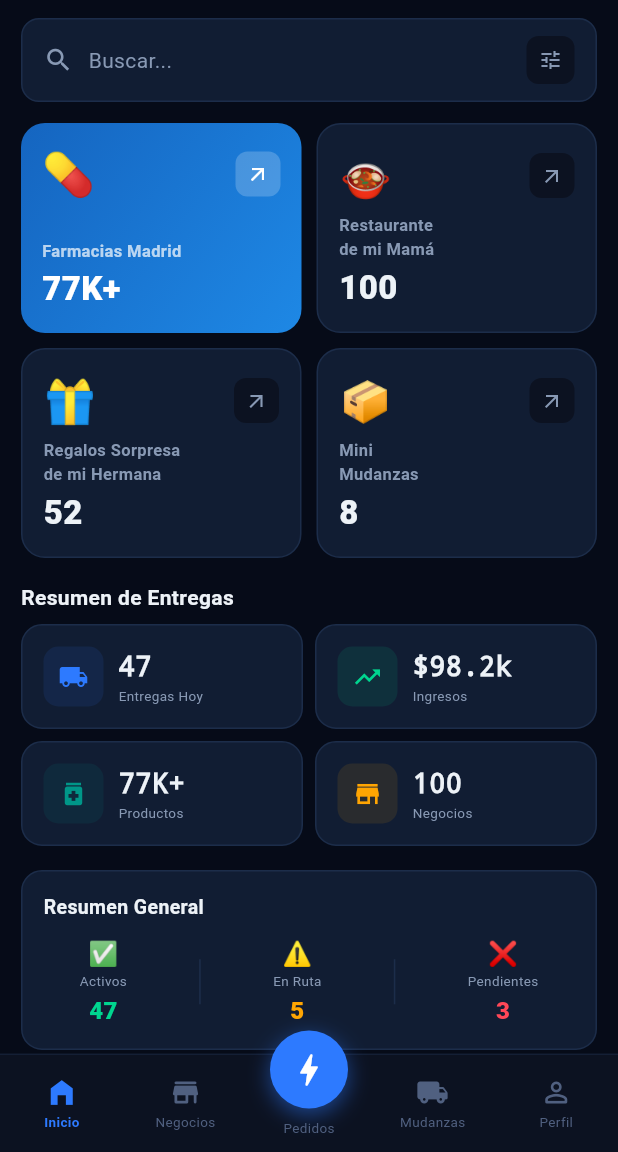
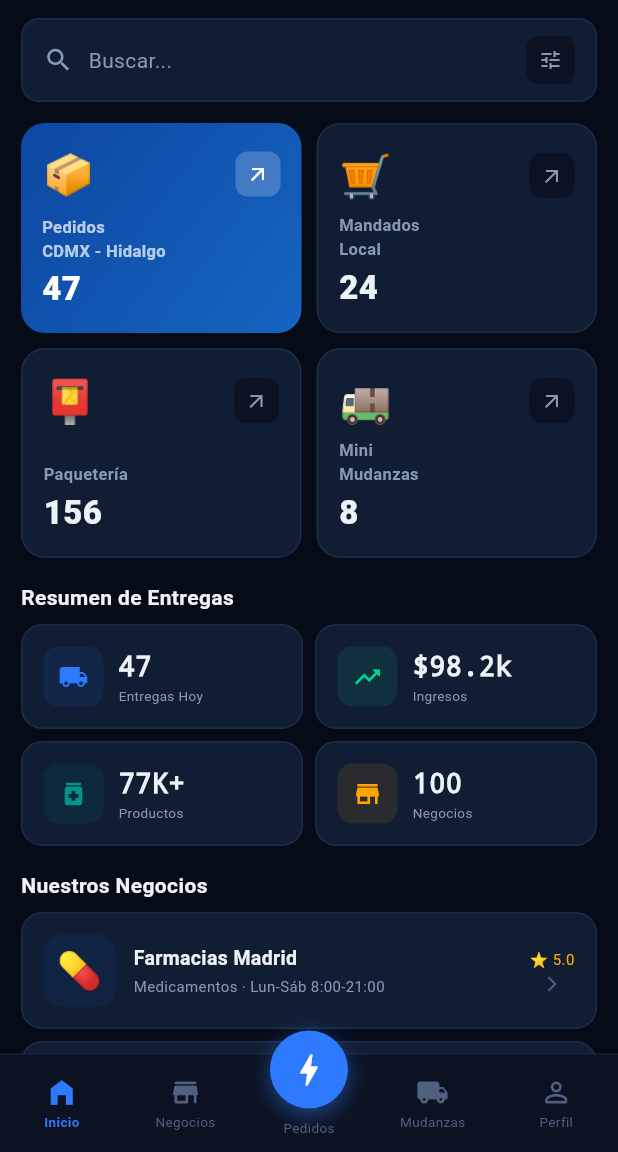
Before and after one commit to jesusortiz42536-ui/Cargo-GO, a Flutter app: the MainApp screen opened directly, on a phone screen of 412 x 824 dp, the part 84-1236 px from its top. Run offline on Flutter 3.47's test engine with Material 3 defaults, Android fonts, the phone set to English and light mode, and no system bars; our stand-ins replace shared_preferences; accounts and stored records are empty.

Commit message:
Reorganize dashboard: service cards on top, businesses below stats
- Top cards: Pedidos CDMX-Hidalgo (deep blue), Mandados Local, Paquetería, Mini Mudanzas
- Deeper blue gradient (0D47A1 -> 1565C0)
- Nuestros Negocios section: Farmacias Madrid, Restaurante, Regalos
- Businesses replace Resumen General section

https://claude.ai/code/session_01JdFXpx9sFwfwPGCce8H6JV

```diff
--- a/lib/main.dart
+++ b/lib/main.dart
@@ -980,20 +980,20 @@ class _MainAppState extends State<MainApp> {
     return RefreshIndicator(onRefresh: _loadApiData, color: AppTheme.ac,
       child: ListView(padding: const EdgeInsets.all(14), children: [
       _topBar(),
-      // ── Cuadros de negocios (estilo screenshot) ──
+      // ── Servicios (cuadros grandes) ──
       Row(children: [
-        _dashCard('💊', 'Farmacias Madrid', sProductos, Icons.arrow_outward, const Color(0xFF1565C0), 'farmacia'),
+        _dashCard('📦', 'Pedidos\nCDMX - Hidalgo', sEntregas, Icons.arrow_outward, const Color(0xFF0D47A1), null, tabIdx: 2),
         const SizedBox(width: 10),
-        _dashCard('🍲', 'Restaurante\nde mi Mamá', sNegocios, Icons.arrow_outward, AppTheme.cd, 'mama'),
+        _dashCard('🛒', 'Mandados\nLocal', '24', Icons.arrow_outward, AppTheme.cd, null, tabIdx: 1),
       ]),
       const SizedBox(height: 10),
       Row(children: [
-        _dashCard('🎁', 'Regalos Sorpresa\nde mi Hermana', '52', Icons.arrow_outward, AppTheme.cd, 'dulce'),
+        _dashCard('📮', 'Paquetería', '156', Icons.arrow_outward, AppTheme.cd, null, tabIdx: 2),
         const SizedBox(width: 10),
-        _dashCard('📦', 'Mini\nMudanzas', '8', Icons.arrow_outward, AppTheme.cd, null, isMud: true),
+        _dashCard('🚚', 'Mini\nMudanzas', '8', Icons.arrow_outward, AppTheme.cd, null, tabIdx: 3),
       ]),
       const SizedBox(height: 16),
-      // ── Stats entregas (estilo screenshot) ──
+      // ── Stats entregas ──
       const Text('Resumen de Entregas', style: TextStyle(fontSize: 14, fontWeight: FontWeight.w700, color: AppTheme.tx)),
       const SizedBox(height: 8),
       Row(children: [
@@ -1008,21 +1008,14 @@ class _MainAppState extends State<MainApp> {
         _statCard('Negocios', sNegocios, Icons.store, AppTheme.or),
       ]),
       const SizedBox(height: 16),
-      // ── Stock Overview ──
-      Container(padding: const EdgeInsets.all(14),
-        decoration: BoxDecoration(color: AppTheme.cd, borderRadius: BorderRadius.circular(14), border: Border.all(color: AppTheme.bd)),
-        child: Column(crossAxisAlignment: CrossAxisAlignment.start, children: [
-          const Text('Resumen General', style: TextStyle(fontSize: 13, fontWeight: FontWeight.w700, color: AppTheme.tx)),
-          const SizedBox(height: 10),
-          Row(mainAxisAlignment: MainAxisAlignment.spaceAround, children: [
-            _overviewItem('✅', 'Activos', sEntregas, AppTheme.gr),
-            Container(width: 1, height: 30, color: AppTheme.bd),
-            _overviewItem('⚠️', 'En Ruta', '${pedidos.where((p) => p.est == "ruta").length}', AppTheme.or),
-            Container(width: 1, height: 30, color: AppTheme.bd),
-            _overviewItem('❌', 'Pendientes', '${pedidos.where((p) => p.est == "prep").length}', AppTheme.rd),
-          ]),
-        ]),
-      ),
+      // ── Nuestros Negocios (reemplaza Resumen General) ──
+      const Text('Nuestros Negocios', style: TextStyle(fontSize: 14, fontWeight: FontWeight.w700, color: AppTheme.tx)),
+      const SizedBox(height: 8),
+      _negCard('💊', 'Farmacias Madrid', 'Medicamentos · Lun-Sáb 8:00-21:00', '⭐ 5.0', const Color(0xFF0D47A1), 'farmacia'),
+      const SizedBox(height: 8),
+      _negCard('🍲', 'El Restaurante de mi Mamá', 'Comida casera · Antojitos mexicanos', '⭐ 4.9', const Color(0xFFE65100), 'mama'),
+      const SizedBox(height: 8),
+      _negCard('🎁', 'Regalos Sorpresa de mi Hermana', 'Detalles · Regalos personalizados', '⭐ 4.8', const Color(0xFFC2185B), 'dulce'),
       const SizedBox(height: 16),
       // ── Entregas recientes ──
       Row(mainAxisAlignment: MainAxisAlignment.spaceBetween, children: [
@@ -1033,10 +1026,10 @@ class _MainAppState extends State<MainApp> {
     ]));
   }
 
-  Widget _dashCard(String emoji, String label, String value, IconData arrow, Color bgColor, String? menuKey, {bool isMud = false}) {
-    final bool isBlue = bgColor == const Color(0xFF1565C0);
+  Widget _dashCard(String emoji, String label, String value, IconData arrow, Color bgColor, String? menuKey, {int? tabIdx}) {
+    final bool isBlue = bgColor == const Color(0xFF0D47A1);
     return Expanded(child: GestureDetector(
-      onTap: () { if (isMud) { setState(() => _tab = 3); } else if (menuKey != null) setState(() => _menuScreen = menuKey); },
+      onTap: () { if (tabIdx != null) { setState(() => _tab = tabIdx); } else if (menuKey != null) setState(() => _menuScreen = menuKey); },
       child: Container(
         height: 140,
         padding: const EdgeInsets.all(14),
@@ -1044,7 +1037,7 @@ class _MainAppState extends State<MainApp> {
           color: bgColor,
           borderRadius: BorderRadius.circular(16),
           border: isBlue ? null : Border.all(color: AppTheme.bd),
-          gradient: isBlue ? const LinearGradient(colors: [Color(0xFF1565C0), Color(0xFF1E88E5)], begin: Alignment.topLeft, end: Alignment.bottomRight) : null,
+          gradient: isBlue ? const LinearGradient(colors: [Color(0xFF0D47A1), Color(0xFF1565C0)], begin: Alignment.topLeft, end: Alignment.bottomRight) : null,
         ),
         child: Column(crossAxisAlignment: CrossAxisAlignment.start, children: [
           Row(mainAxisAlignment: MainAxisAlignment.spaceBetween, children: [
@@ -1061,6 +1054,30 @@ class _MainAppState extends State<MainApp> {
       ),
     ));
   }
+
+  Widget _negCard(String emoji, String title, String sub, String rating, Color c, String key) => GestureDetector(
+    onTap: () => setState(() => _menuScreen = key),
+    child: Container(
+      padding: const EdgeInsets.all(14),
+      decoration: BoxDecoration(color: AppTheme.cd, borderRadius: BorderRadius.circular(14), border: Border.all(color: AppTheme.bd)),
+      child: Row(children: [
+        Container(width: 48, height: 48,
+          decoration: BoxDecoration(color: c.withOpacity(0.15), borderRadius: BorderRadius.circular(12)),
+          child: Center(child: Text(emoji, style: const TextStyle(fontSize: 24)))),
+        const SizedBox(width: 12),
+        Expanded(child: Column(crossAxisAlignment: CrossAxisAlignment.start, children: [
+          Text(title, style: const TextStyle(fontSize: 13, fontWeight: FontWeight.w700, color: AppTheme.tx)),
+          const SizedBox(height: 2),
+          Text(sub, style: const TextStyle(fontSize: 10, color: AppTheme.tm)),
+        ])),
+        Column(children: [
+          Text(rating, style: const TextStyle(fontSize: 10, color: AppTheme.or)),
+          const SizedBox(height: 4),
+          Icon(Icons.arrow_forward_ios, size: 12, color: AppTheme.td),
+        ]),
+      ]),
+    ),
+  );
 
   Widget _statCard(String label, String value, IconData ic, Color c) => Expanded(child: Container(
     padding: const EdgeInsets.all(14),
```
